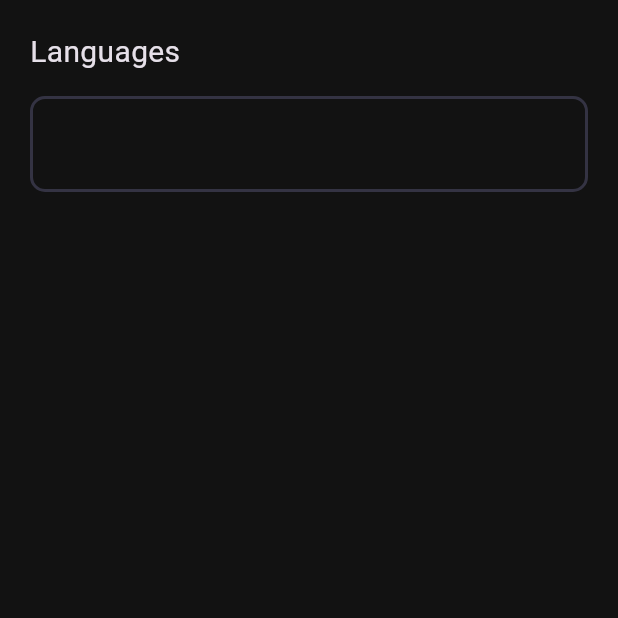
After one commit to Thanoraj/movie-suggester, a Flutter app: the UserDetailsPage screen opened directly, on a phone screen of 412 x 824 dp, the top half of it. The commit adds this screen. Run offline on Flutter 3.47's test engine with Material 3 defaults, Android fonts, the phone set to English and light mode, and no system bars; drawn by our look-alikes of searchfield; our stand-ins replace flutter_riverpod, flutter_secure_storage, fpdart, riverpod_annotation; accounts and stored records are empty; generated files the repository leaves out were written again; network calls fail.

Commit message:
User details page created

```diff
--- a/frontend/lib/core/providers/current_user_notifier.dart
+++ b/frontend/lib/core/providers/current_user_notifier.dart
@@ -1,4 +1,4 @@
-import 'package:frontend/features/auth/model/user.dart';
+import 'package:frontend/core/models/user.dart';
 import 'package:riverpod_annotation/riverpod_annotation.dart';
 part 'current_user_notifier.g.dart';
 
--- a/frontend/lib/features/auth/repositories/auth_remote_repository.dart
+++ b/frontend/lib/features/auth/repositories/auth_remote_repository.dart
@@ -1,10 +1,9 @@
 import 'dart:convert';
 
-import 'package:flutter_riverpod/flutter_riverpod.dart';
 import 'package:fpdart/fpdart.dart';
 import 'package:frontend/core/consts/consts.dart';
 import 'package:frontend/core/failures/failure.dart';
-import 'package:frontend/features/auth/model/user.dart';
+import 'package:frontend/core/models/user.dart';
 import 'package:http/http.dart' as http;
 import 'package:riverpod_annotation/riverpod_annotation.dart';
 
--- a/frontend/lib/features/auth/view/pages/sign_in_page.dart
+++ b/frontend/lib/features/auth/view/pages/sign_in_page.dart
@@ -29,6 +29,8 @@ class _SignInPageState extends ConsumerState<SignInPage> {
 
   @override
   Widget build(BuildContext context) {
+    print("sign in page");
+
     ref.listen(authViewModelProvider, (previous, next) {
       next?.when(
           data: (data) {
--- a/frontend/lib/features/auth/view/pages/sign_up_page.dart
+++ b/frontend/lib/features/auth/view/pages/sign_up_page.dart
@@ -30,7 +30,7 @@ class _SignUpPageState extends ConsumerState<SignUpPage> {
 
   @override
   Widget build(BuildContext context) {
-    print("Here");
+    print("sign up page");
     return Scaffold(
       appBar: AppBar(),
       body: Padding(
--- a/frontend/lib/features/auth/view_model/auth_view_model.dart
+++ b/frontend/lib/features/auth/view_model/auth_view_model.dart
@@ -1,7 +1,7 @@
 import 'package:fpdart/fpdart.dart';
 import 'package:frontend/core/providers/current_user_notifier.dart';
-import 'package:frontend/features/auth/model/user.dart';
-import 'package:frontend/features/auth/repositories/auth_local_repository.dart';
+import 'package:frontend/core/models/user.dart';
+import 'package:frontend/core/repositories/auth_local_repository.dart';
 import 'package:frontend/features/auth/repositories/auth_remote_repository.dart';
 import 'package:riverpod_annotation/riverpod_annotation.dart';
 
--- a/frontend/lib/features/home/view/pages/home_page.dart
+++ b/frontend/lib/features/home/view/pages/home_page.dart
@@ -6,6 +6,7 @@ class HomePage extends ConsumerWidget {
 
   @override
   Widget build(BuildContext context, WidgetRef ref) {
+    print("Home page");
     return const Scaffold();
   }
 }
--- /dev/null
+++ b/frontend/lib/features/user_details/view/pages/user_details_page.dart
@@ -0,0 +1,30 @@
+import 'package:flutter/material.dart';
+
+import '../widgets/detail_widget.dart';
+
+class UserDetailsPage extends StatefulWidget {
+  const UserDetailsPage({super.key});
+
+  @override
+  State<UserDetailsPage> createState() => _UserDetailsPageState();
+}
+
+class _UserDetailsPageState extends State<UserDetailsPage> {
+  @override
+  void initState() {
+    super.initState();
+  }
+
+  @override
+  Widget build(BuildContext context) {
+    return Scaffold(
+      body: SafeArea(
+          child: ListView(
+        padding: const EdgeInsets.all(20),
+        children: [
+          DetailWidget(),
+        ],
+      )),
+    );
+  }
+}
--- /dev/null
+++ b/frontend/lib/features/user_details/view/widgets/detail_widget.dart
@@ -0,0 +1,92 @@
+import 'package:flutter/material.dart';
+import 'package:searchfield/searchfield.dart';
+
+class DetailWidget extends StatefulWidget {
+  const DetailWidget({super.key});
+
+  @override
+  State<DetailWidget> createState() => _DetailWidgetState();
+}
+
+class _DetailWidgetState extends State<DetailWidget> {
+  final TextEditingController searchController = TextEditingController();
+  final FocusNode _focusNode = FocusNode();
+  int? selectedIndex;
+  List selectedLangs = [];
+  final list = ['English', 'Tamil'];
+
+  @override
+  Widget build(BuildContext context) {
+    return Column(
+      crossAxisAlignment: CrossAxisAlignment.start,
+      children: [
+        const Text(
+          "Languages",
+          style: TextStyle(fontSize: 20),
+        ),
+        const SizedBox(
+          height: 15,
+        ),
+        SearchField<String>(
+          controller: searchController,
+          onTapOutside: (p) {
+            _focusNode.unfocus();
+          },
+          focusNode: _focusNode,
+          searchInputDecoration: SearchInputDecoration(
+            contentPadding: EdgeInsets.all(20),
+          ),
+          onSuggestionTap: (SearchFieldListItem<String> x) {
+            _focusNode.unfocus();
+            selectedLangs.add(x.item);
+            list.remove(x.item);
+            searchController.clear();
+            setState(() {});
+          },
+          suggestions: list
+              .map(
+                (e) => SearchFieldListItem<String>(
+                  e,
+                  item: e,
+                  // Use child to show Custom Widgets in the suggestions
+                  // defaults to Text widget
+                  child: Padding(
+                    padding: const EdgeInsets.all(8.0),
+                    child: Row(
+                      children: [
+                        const SizedBox(
+                          width: 10,
+                        ),
+                        Text(e),
+                      ],
+                    ),
+                  ),
+                ),
+              )
+              .toList(),
+        ),
+        const SizedBox(
+          height: 10,
+        ),
+        Wrap(
+          alignment: WrapAlignment.start,
+          spacing: 5.0,
+          children: List<Widget>.generate(
+            selectedLangs.length,
+            (int index) {
+              return InputChip(
+                label: Text(selectedLangs[index]),
+                onDeleted: () {
+                  setState(() {
+                    list.add(selectedLangs[index]);
+                    selectedLangs.remove(selectedLangs[index]);
+                  });
+                },
+              );
+            },
+          ).toList(),
+        ),
+      ],
+    );
+  }
+}
--- a/frontend/lib/main.dart
+++ b/frontend/lib/main.dart
@@ -1,13 +1,12 @@
 import 'package:flutter/material.dart';
-import 'package:flutter/widgets.dart';
 import 'package:flutter_riverpod/flutter_riverpod.dart';
 import 'package:frontend/core/providers/current_user_notifier.dart';
 import 'package:frontend/core/theme/theme.dart';
 import 'package:frontend/features/auth/view/pages/sign_up_page.dart';
 import 'package:frontend/features/auth/view_model/auth_view_model.dart';
+import 'package:frontend/features/user_details/view/pages/user_details_page.dart';
 
-import 'features/auth/model/user.dart';
-import 'features/home/view/pages/home_page.dart';
+import 'core/models/user.dart';
 
 User? user;
 void main() async {
@@ -31,11 +30,11 @@ class _MyAppState extends ConsumerState<MyApp> {
   @override
   Widget build(BuildContext context) {
     final user = ref.watch(currentUserNotifierProvider);
-    print("user $user");
+    print("My App $user");
     return MaterialApp(
       title: 'Movie Suggester',
       theme: AppTheme.darkTheme,
-      home: user != null ? const HomePage() : const SignUpPage(),
+      home: user != null ? const UserDetailsPage() : const SignUpPage(),
     );
   }
 }
--- a/frontend/pubspec.yaml
+++ b/frontend/pubspec.yaml
@@ -40,6 +40,7 @@ dependencies:
   flutter_riverpod: ^2.6.1
   riverpod_annotation: ^2.6.1
   flutter_secure_storage: ^4.2.1
+  searchfield: ^1.1.7
 
 dev_dependencies:
   flutter_test:
```
Also changed, not shown: frontend/lib/core/models/user.dart (renamed from frontend/lib/features/auth/model/user.dart), frontend/lib/core/repositories/auth_local_repository.dart (renamed from frontend/lib/features/auth/repositories/auth_local_repository.dart), frontend/lib/core/repositories/auth_local_repository.g.dart (renamed from frontend/lib/features/auth/repositories/auth_local_repository.g.dart), frontend/pubspec.lock, 3 other files.
